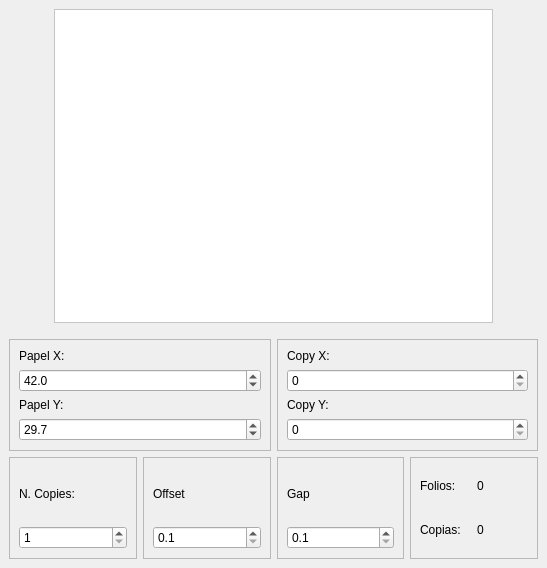
Qt form mainwindow.ui (ikerBorr/CanvasPyQT) before a commit.
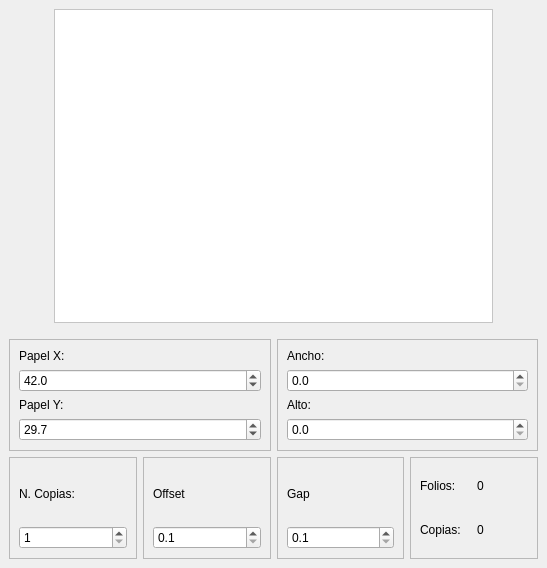
The same form after that commit.

What changed in the file:
```diff
--- a/mainwindow.ui
+++ b/mainwindow.ui
@@ -126,22 +126,36 @@
          <item>
           <widget class="QLabel" name="label_3">
            <property name="text">
-            <string>Copy X:</string>
+            <string>Ancho:</string>
            </property>
           </widget>
          </item>
          <item>
-          <widget class="QSpinBox" name="SPCopyX"/>
+          <widget class="QDoubleSpinBox" name="SPCopyX">
+           <property name="decimals">
+            <number>1</number>
+           </property>
+           <property name="maximum">
+            <double>1000.000000000000000</double>
+           </property>
+          </widget>
          </item>
          <item>
           <widget class="QLabel" name="label_4">
            <property name="text">
-            <string>Copy Y:</string>
+            <string>Alto:</string>
            </property>
           </widget>
          </item>
          <item>
-          <widget class="QSpinBox" name="SPCopyY"/>
+          <widget class="QDoubleSpinBox" name="SPCopyY">
+           <property name="decimals">
+            <number>1</number>
+           </property>
+           <property name="maximum">
+            <double>1000.000000000000000</double>
+           </property>
+          </widget>
          </item>
         </layout>
        </widget>
@@ -162,7 +176,7 @@
          <item>
           <widget class="QLabel" name="label_5">
            <property name="text">
-            <string>N. Copies:</string>
+            <string>N. Copias:</string>
            </property>
           </widget>
          </item>
```
